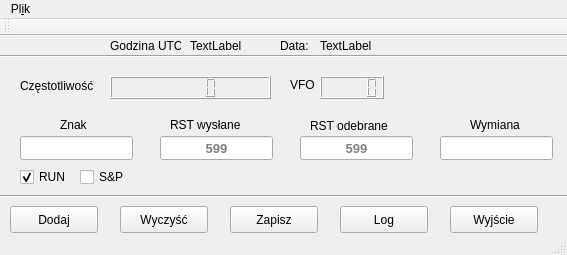
darvark/CallLogger, file mainwindow.ui: the form before one commit.
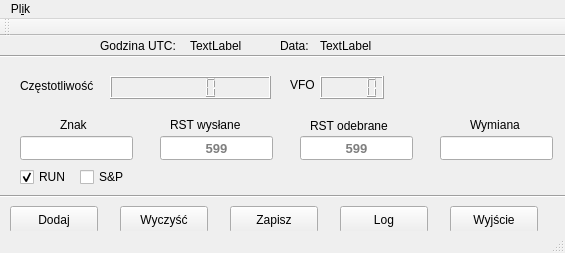
The form after the commit.

Commit message: implement add qso. still need to implement configuration, ensure that db is open and created before add qso. display log in separate window

Patch:
```diff
--- a/mainwindow.ui
+++ b/mainwindow.ui
@@ -6,8 +6,8 @@
    <rect>
     <x>0</x>
     <y>0</y>
-    <width>567</width>
-    <height>255</height>
+    <width>565</width>
+    <height>253</height>
    </rect>
   </property>
   <property name="windowTitle">
@@ -389,9 +389,9 @@
    <widget class="QLabel" name="label_7">
     <property name="geometry">
      <rect>
-      <x>110</x>
+      <x>100</x>
       <y>0</y>
-      <width>71</width>
+      <width>81</width>
       <height>20</height>
      </rect>
     </property>
@@ -418,7 +418,7 @@
     <rect>
      <x>0</x>
      <y>0</y>
-     <width>567</width>
+     <width>565</width>
      <height>25</height>
     </rect>
    </property>
```
Left out of the diff: 7 changed lines with no effect on the pictures. The commit also changes 7 other files.
